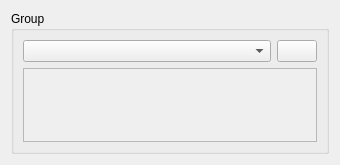
Old version of the form noether_gui/ui/plugin_loader_widget.ui in the repository ros-industrial/noether.
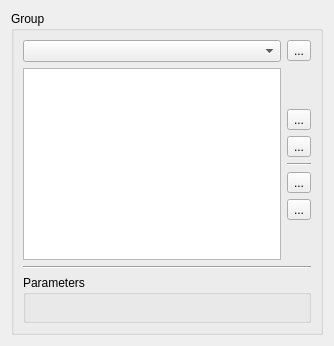
New version of the form. Icons and pictures are not drawn.

Commit message: Revised plugin loader widget for better usability

The edit to the form file:
```diff
--- a/noether_gui/ui/plugin_loader_widget.ui
+++ b/noether_gui/ui/plugin_loader_widget.ui
@@ -6,14 +6,14 @@
    <rect>
     <x>0</x>
     <y>0</y>
-    <width>340</width>
-    <height>165</height>
+    <width>334</width>
+    <height>346</height>
    </rect>
   </property>
   <property name="windowTitle">
    <string>Form</string>
   </property>
-  <layout class="QVBoxLayout" name="verticalLayout">
+  <layout class="QVBoxLayout" name="verticalLayout_4">
    <item>
     <widget class="QGroupBox" name="group_box">
      <property name="sizePolicy">
@@ -32,12 +32,12 @@
          <widget class="QComboBox" name="combo_box"/>
         </item>
         <item>
-         <widget class="QPushButton" name="push_button_add">
-          <property name="sizePolicy">
-           <sizepolicy hsizetype="Maximum" vsizetype="Fixed">
-            <horstretch>0</horstretch>
-            <verstretch>0</verstretch>
-           </sizepolicy>
+         <widget class="QToolButton" name="tool_button_add">
+          <property name="toolTip">
+           <string>&lt;html&gt;&lt;head/&gt;&lt;body&gt;&lt;p&gt;Add a new object to the list&lt;/p&gt;&lt;/body&gt;&lt;/html&gt;</string>
+          </property>
+          <property name="text">
+           <string>...</string>
           </property>
           <property name="icon">
            <iconset theme="list-add"/>
@@ -47,20 +47,129 @@
        </layout>
       </item>
       <item>
-       <widget class="QScrollArea" name="scroll_area">
-        <property name="widgetResizable">
-         <bool>true</bool>
+       <layout class="QHBoxLayout" name="horizontalLayout">
+        <item>
+         <widget class="QListWidget" name="list_widget">
+          <property name="alternatingRowColors">
+           <bool>true</bool>
+          </property>
+          <item>
+           <property name="text">
+            <string/>
+           </property>
+          </item>
+         </widget>
+        </item>
+        <item>
+         <layout class="QVBoxLayout" name="verticalLayout">
+          <item>
+           <spacer name="verticalSpacer">
+            <property name="orientation">
+             <enum>Qt::Vertical</enum>
+            </property>
+            <property name="sizeHint" stdset="0">
+             <size>
+              <width>20</width>
+              <height>40</height>
+             </size>
+            </property>
+           </spacer>
+          </item>
+          <item>
+           <widget class="QToolButton" name="tool_button_up">
+            <property name="toolTip">
+             <string>&lt;html&gt;&lt;head/&gt;&lt;body&gt;&lt;p&gt;Move the object up in the list order&lt;/p&gt;&lt;/body&gt;&lt;/html&gt;</string>
+            </property>
+            <property name="text">
+             <string>...</string>
+            </property>
+            <property name="icon">
+             <iconset theme="go-up"/>
+            </property>
+           </widget>
+          </item>
+          <item>
+           <widget class="QToolButton" name="tool_button_down">
+            <property name="toolTip">
+             <string>&lt;html&gt;&lt;head/&gt;&lt;body&gt;&lt;p&gt;Move the object down in the list order&lt;/p&gt;&lt;/body&gt;&lt;/html&gt;</string>
+            </property>
+            <property name="text">
+             <string>...</string>
+            </property>
+            <property name="icon">
+             <iconset theme="go-down"/>
+            </property>
+           </widget>
+          </item>
+          <item>
+           <widget class="Line" name="line_2">
+            <property name="orientation">
+             <enum>Qt::Horizontal</enum>
+            </property>
+           </widget>
+          </item>
+          <item>
+           <widget class="QToolButton" name="tool_button_remove">
+            <property name="toolTip">
+             <string>&lt;html&gt;&lt;head/&gt;&lt;body&gt;&lt;p&gt;Remove the current selection&lt;/p&gt;&lt;/body&gt;&lt;/html&gt;</string>
+            </property>
+            <property name="text">
+             <string>...</string>
+            </property>
+            <property name="icon">
+             <iconset theme="list-remove"/>
+            </property>
+           </widget>
+          </item>
+          <item>
+           <widget class="QToolButton" name="tool_button_remove_all">
+            <property name="toolTip">
+             <string>&lt;html&gt;&lt;head/&gt;&lt;body&gt;&lt;p&gt;Remove all items&lt;/p&gt;&lt;/body&gt;&lt;/html&gt;</string>
+            </property>
+            <property name="text">
+             <string>...</string>
+            </property>
+            <property name="icon">
+             <iconset theme="edit-delete"/>
+            </property>
+           </widget>
+          </item>
+          <item>
+           <spacer name="verticalSpacer_2">
+            <property name="orientation">
+             <enum>Qt::Vertical</enum>
+            </property>
+            <property name="sizeHint" stdset="0">
+             <size>
+              <width>20</width>
+              <height>40</height>
+             </size>
+            </property>
+           </spacer>
+          </item>
+         </layout>
+        </item>
+       </layout>
+      </item>
+      <item>
+       <widget class="Line" name="line">
+        <property name="orientation">
+         <enum>Qt::Horizontal</enum>
         </property>
-        <widget class="QWidget" name="contents">
-         <property name="geometry">
-          <rect>
-           <x>0</x>
-           <y>0</y>
-           <width>296</width>
-           <height>68</height>
-          </rect>
-         </property>
-        </widget>
+       </widget>
+      </item>
+      <item>
+       <widget class="QGroupBox" name="groupBox">
+        <property name="title">
+         <string>Parameters</string>
+        </property>
+        <layout class="QVBoxLayout" name="verticalLayout_3">
+         <item>
+          <widget class="QStackedWidget" name="stacked_widget">
+           <widget class="QWidget" name="widget_empty"/>
+          </widget>
+         </item>
+        </layout>
        </widget>
       </item>
      </layout>
```
The commit also changes 2 other files.
